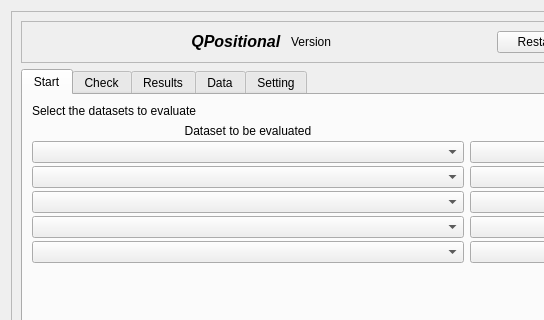
Before: the Qt Designer form Qpositional_dialog_base.ui in hmercado78/Qpositional, drawn with Qt 5; both pictures show x 0 to 544 and y 0 to 320 of the 933 by 708 pixel window.
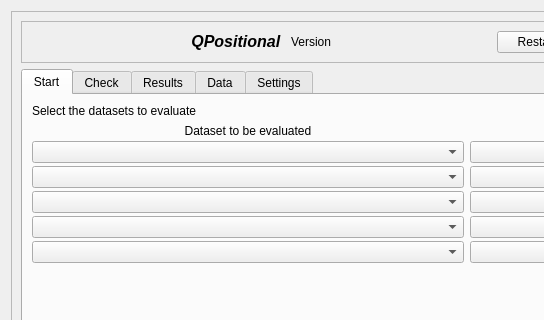
After: the same form once the commit is applied. Custom widgets are drawn as their Qt base class.

What changed in the file:
```diff
--- a/Qpositional_dialog_base.ui
+++ b/Qpositional_dialog_base.ui
@@ -1397,7 +1397,7 @@
         </widget>
         <widget class="QWidget" name="tab_4">
          <attribute name="title">
-          <string>Setting</string>
+          <string>Settings</string>
          </attribute>
          <layout class="QHBoxLayout" name="horizontalLayout_3">
           <item>
```
